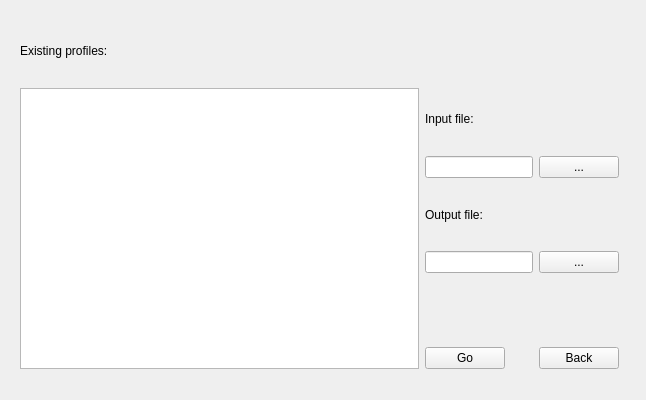
Before: the Qt Designer form SubScraperGUI/ExistingProfiles.ui in lkelly451/SubScraperGUI, drawn with Qt 5.
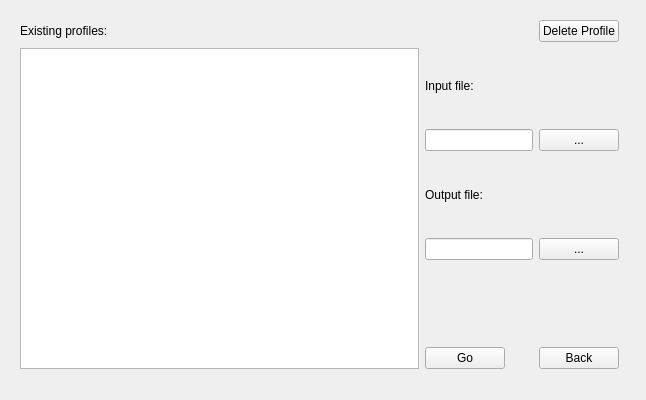
After: the same form once the commit is applied.

Commit message: Added delete profile functionality. Includes delete button and refreshing profile list.

What changed in the file:
```diff
--- a/SubScraperGUI/ExistingProfiles.ui
+++ b/SubScraperGUI/ExistingProfiles.ui
@@ -88,6 +88,13 @@
       </property>
      </widget>
     </item>
+    <item row="0" column="3">
+     <widget class="QPushButton" name="deleteProfileButton">
+      <property name="text">
+       <string>Delete Profile</string>
+      </property>
+     </widget>
+    </item>
    </layout>
   </widget>
  </widget>
```
The commit also changes 6 other files.
